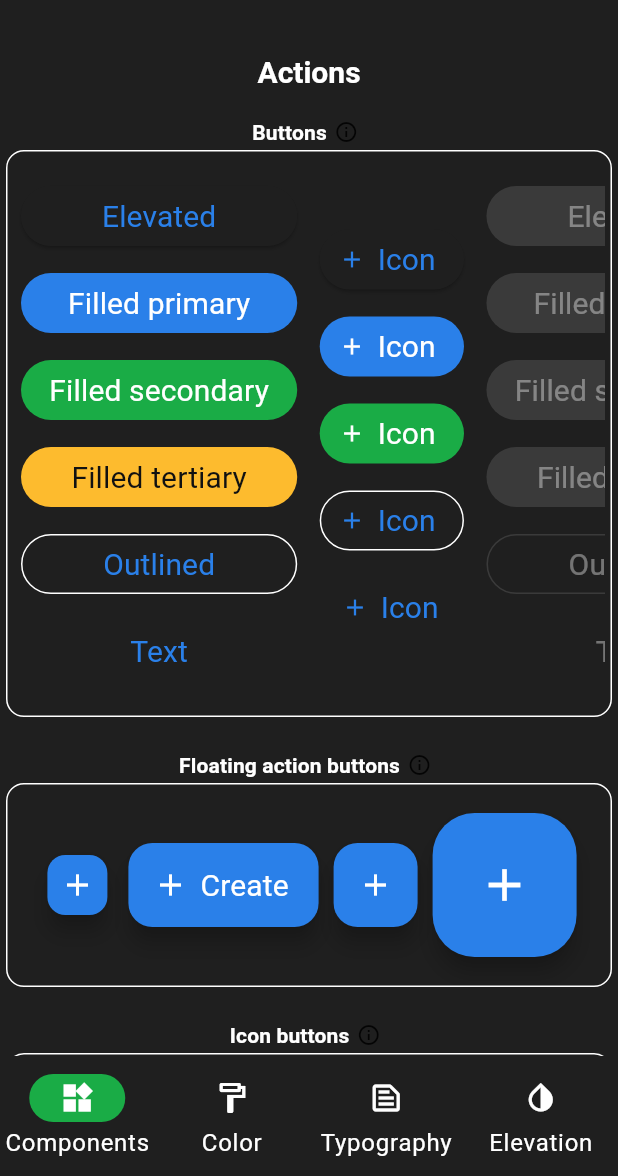
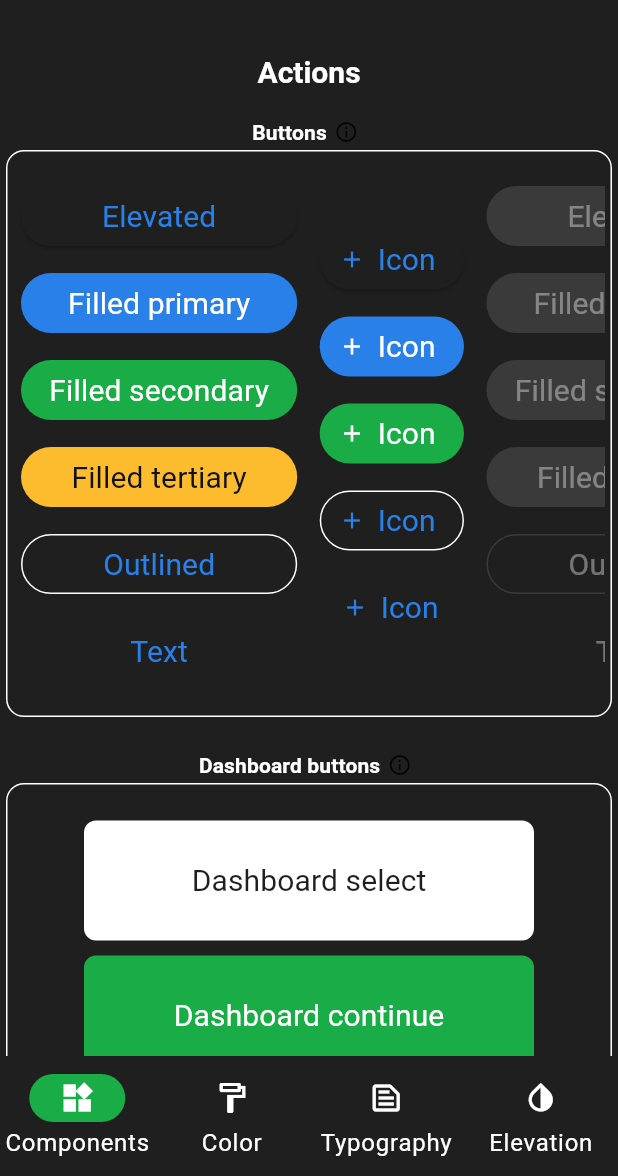
Before and after one commit to gabrielyea/material3_sample, a Flutter app: the screen it shows after launch, on a phone screen of 412 x 824 dp, the part 60-1236 px from its top. Run offline on Flutter 3.47's test engine with Material 2 defaults, Android fonts, the phone set to English and light mode, and no system bars; our stand-ins replace google_fonts.

Commit message:
add buttons

```diff
--- a/material_3_demo/lib/agtonomy_components/dashboard_buttons.dart
+++ b/material_3_demo/lib/agtonomy_components/dashboard_buttons.dart
@@ -11,12 +11,14 @@ class DashboardButtons extends StatefulWidget {
 class _DashboardButtonsState extends State<DashboardButtons> {
   @override
   Widget build(BuildContext context) {
-    return const ComponentDecoration(
+    return ComponentDecoration(
         label: "Dashboard buttons",
         child: SingleChildScrollView(
             scrollDirection: Axis.horizontal,
             child: Row(
-              children: [],
+              children: [
+                DashboardButtonsColumn(),
+              ],
             )));
   }
 }
@@ -29,31 +31,136 @@ class DashboardButtonsColumn extends StatelessWidget {
     return Padding(
       padding: const EdgeInsets.symmetric(vertical: 5.0),
       child: IntrinsicWidth(
-          child: Column(children: []),
-        ));
+        child: Column(children: [
+          FilledButton(
+            style: WhiteDbButton(
+              context,
+            ),
+            onPressed: () {},
+            child: Text("Dashboard select"),
+          ),
+          const SizedBox(height: 10),
+          FilledButton(
+            style: GreenDbButton(
+              context,
+            ),
+            onPressed: () {},
+            child: Text("Dashboard continue"),
+          ),
+          const SizedBox(height: 10),
+          FilledButton(
+            style: CancelDbButton(
+              context,
+            ),
+            onPressed: () {},
+            child: Text("Dashboard cancel"),
+          ),
+        ]),
+      ),
+    );
   }
 }
 
-class MyButtonStyle extends ButtonStyle {
-  MyButtonStyle(BuildContext context)
-      : super(
-          backgroundColor: MaterialStateProperty.resolveWith<Color?>(
+class DashboardButtonBase extends ButtonStyle {
+  final BuildContext context;
+  final EdgeInsets pad;
+
+  DashboardButtonBase(this.context, {this.pad = const EdgeInsets.symmetric(horizontal: 16.0, vertical: 8.0)});
+
+  @override
+  MaterialStateProperty<Color?>? get backgroundColor => MaterialStateProperty.resolveWith<Color?>(
         (states) {
           final theme = Theme.of(context);
           final colorScheme = theme.colorScheme;
-              return theme.brightness == Brightness.light
-                  ? colorScheme.onSurface
-                  : colorScheme.surface;
+          return theme.brightness == Brightness.light ? colorScheme.surface : colorScheme.surface;
         },
-          ),
-          foregroundColor: MaterialStateProperty.resolveWith<Color?>(
+      );
+
+  @override
+  MaterialStateProperty<Color?>? get foregroundColor => MaterialStateProperty.resolveWith<Color?>(
         (states) {
           final theme = Theme.of(context);
           final colorScheme = theme.colorScheme;
-              return theme.brightness == Brightness.light
-                  ? colorScheme.onPrimary
-                  : colorScheme.onSecondary;
+          return theme.brightness == Brightness.light ? colorScheme.onSurface : colorScheme.onSurface;
         },
+      );
+
+  @override
+  MaterialStateProperty<EdgeInsetsGeometry?>? get padding => MaterialStateProperty.all(pad);
+
+  @override
+  MaterialStateProperty<OutlinedBorder?>? get shape => MaterialStateProperty.all(
+        RoundedRectangleBorder(
+          borderRadius: BorderRadius.circular(8),
         ),
       );
+
+  @override
+  MaterialStateProperty<Size> get fixedSize => MaterialStateProperty.all(Size(300, 80));
 }
+
+class WhiteDbButton extends DashboardButtonBase {
+  WhiteDbButton(super.context);
+
+  @override
+  MaterialStateProperty<Color?>? get backgroundColor => MaterialStateProperty.resolveWith<Color?>(
+        (states) {
+          final theme = Theme.of(context);
+          final colorScheme = theme.colorScheme;
+          return theme.brightness == Brightness.light ? colorScheme.onSurface : colorScheme.onSurface;
+        },
+      );
+
+  @override
+  MaterialStateProperty<Color?>? get foregroundColor => MaterialStateProperty.resolveWith<Color?>(
+        (states) {
+          final theme = Theme.of(context);
+          final colorScheme = theme.colorScheme;
+          return theme.brightness == Brightness.light ? colorScheme.surface : colorScheme.surface;
+        },
+      );
+}
+
+class GreenDbButton extends DashboardButtonBase {
+  GreenDbButton(super.context);
+
+  @override
+  MaterialStateProperty<Color?>? get backgroundColor => MaterialStateProperty.resolveWith<Color?>(
+        (states) {
+          final theme = Theme.of(context);
+          final colorScheme = theme.colorScheme;
+          return theme.brightness == Brightness.light ? colorScheme.secondary : colorScheme.onSecondary;
+        },
+      );
+
+  @override
+  MaterialStateProperty<Color?>? get foregroundColor => MaterialStateProperty.resolveWith<Color?>(
+        (states) {
+          final theme = Theme.of(context);
+          final colorScheme = theme.colorScheme;
+          return theme.brightness == Brightness.light ? colorScheme.onSecondary : colorScheme.secondary;
+        },
+      );
+}
+
+class CancelDbButton extends DashboardButtonBase {
+  CancelDbButton(super.context);
+
+  @override
+  MaterialStateProperty<Color?>? get backgroundColor => MaterialStateProperty.resolveWith<Color?>(
+        (states) {
+          final theme = Theme.of(context);
+          final colorScheme = theme.colorScheme;
+          return theme.brightness == Brightness.light ? colorScheme.error : colorScheme.onError;
+        },
+      );
+
+  @override
+  MaterialStateProperty<Color?>? get foregroundColor => MaterialStateProperty.resolveWith<Color?>(
+        (states) {
+          final theme = Theme.of(context);
+          final colorScheme = theme.colorScheme;
+          return theme.brightness == Brightness.light ? colorScheme.onError : colorScheme.error;
+        },
+      );
+}
--- a/material_3_demo/lib/component_screen.dart
+++ b/material_3_demo/lib/component_screen.dart
@@ -5,6 +5,7 @@
 import 'package:flutter/material.dart';
 import 'package:flutter/rendering.dart';
 import 'package:flutter/services.dart';
+import 'package:material_3_demo/agtonomy_components/dashboard_buttons.dart';
 import 'package:material_3_demo/agtonomy_components/dashboard_navigation_rail.dart';
 
 const rowDivider = SizedBox(width: 20);
@@ -211,6 +212,7 @@ class Actions extends StatelessWidget {
   Widget build(BuildContext context) {
     return const ComponentGroupDecoration(label: 'Actions', children: <Widget>[
       Buttons(),
+      DashboardButtons(),
       FloatingActionButtons(),
       IconToggleButtons(),
       SegmentedButtons(),
@@ -474,6 +476,26 @@ class FloatingActionButtons extends StatelessWidget {
   }
 }
 
+class DashboardButtons extends StatelessWidget {
+  const DashboardButtons({super.key});
+
+  @override
+  Widget build(BuildContext context) {
+    return  ComponentDecoration(
+      label: 'Dashboard buttons',
+      tooltipMessage: 'Use FilledButton or FilledButton.tonal',
+      child: SingleChildScrollView(
+        scrollDirection: Axis.horizontal,
+        child: Row(
+          mainAxisAlignment: MainAxisAlignment.spaceAround,
+          children: [
+            DashboardButtonsColumn(),
+          ],
+        ),
+      ),
+    );
+  }
+}
 class Cards extends StatelessWidget {
   const Cards({super.key});
 
```
Lines whose indentation alone changed are shown as unchanged.
